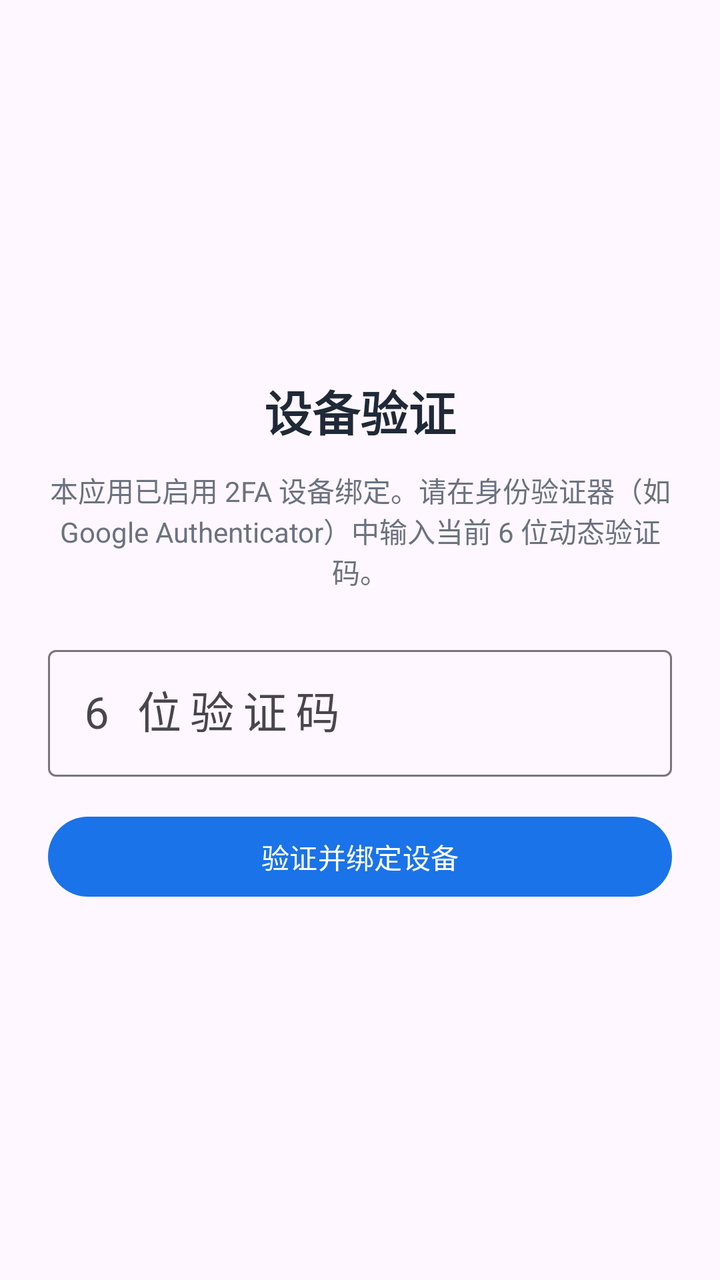
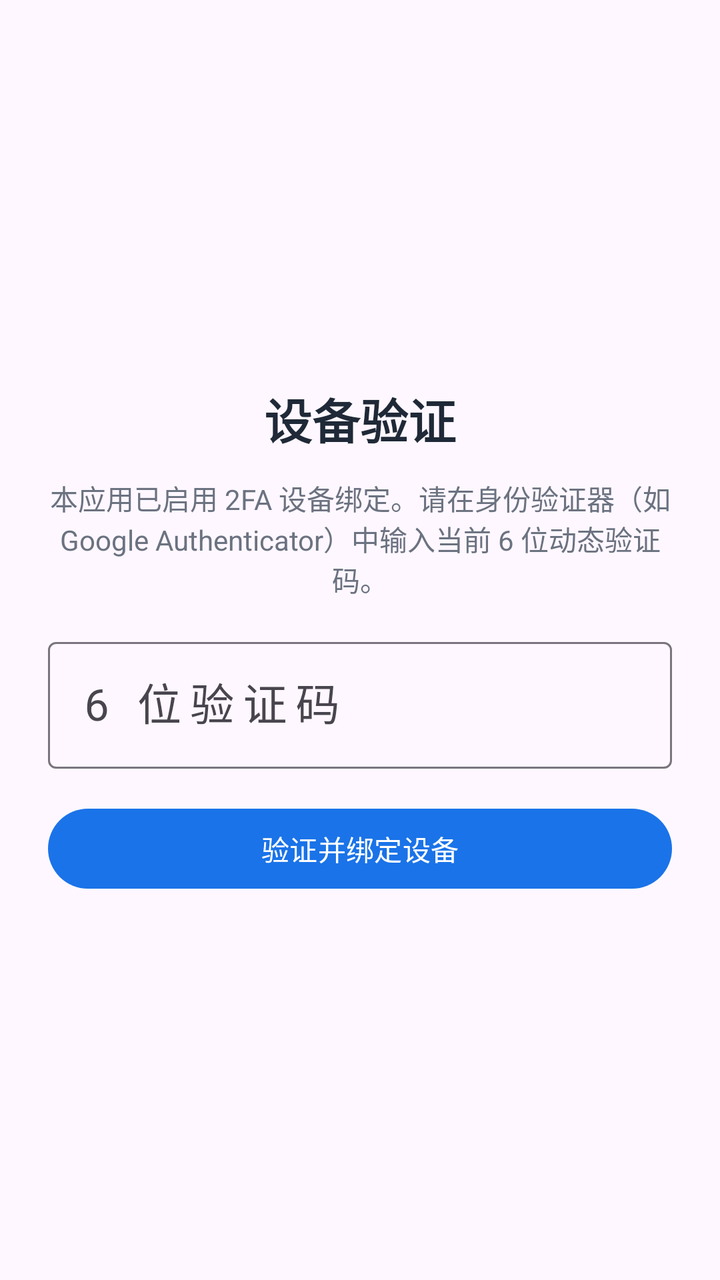

The first picture is an Android layout as it rendered before a commit; the second is the same layout after the commit. The layout source and the unified diff follow.
<!-- AndroidManifest.xml: activity theme Theme.QWeExam.Light -->
<!-- res/layout/activity_auth.xml -->
<?xml version="1.0" encoding="utf-8"?>
<LinearLayout xmlns:android="http://schemas.android.com/apk/res/android"
    xmlns:app="http://schemas.android.com/apk/res-auto"
    xmlns:tools="http://schemas.android.com/tools"
    android:layout_width="match_parent"
    android:layout_height="match_parent"
    android:gravity="center"
    android:orientation="vertical"
    android:padding="24dp"
    tools:context=".ui.AuthActivity">

    <TextView
        android:layout_width="wrap_content"
        android:layout_height="wrap_content"
        android:text="@string/auth_title"
        android:textColor="#1F2937"
        android:textSize="24sp"
        android:textStyle="bold" />

    <TextView
        android:layout_width="wrap_content"
        android:layout_height="wrap_content"
        android:layout_marginTop="12dp"
        android:gravity="center"
        android:text="@string/auth_hint"
        android:textColor="#6B7280"
        android:textSize="14sp" />

    <com.google.android.material.textfield.TextInputLayout
        android:layout_width="match_parent"
        android:layout_height="wrap_content"
        android:layout_marginTop="24dp"
        android:hint="@string/auth_code_hint"
        app:boxBackgroundMode="outline">

        <com.google.android.material.textfield.TextInputEditText
            android:id="@+id/etCode"
            android:layout_width="match_parent"
            android:layout_height="wrap_content"
            android:inputType="number"
            android:maxLength="6"
            android:textSize="22sp"
            android:letterSpacing="0.2" />
    </com.google.android.material.textfield.TextInputLayout>

    <Button
        android:id="@+id/btnVerify"
        android:layout_width="match_parent"
        android:layout_height="wrap_content"
        android:layout_marginTop="16dp"
        android:text="@string/auth_verify" />

</LinearLayout>
<!-- resources referenced by this layout -->
<resources>
  <string name="auth_code_hint">6 位验证码</string>
  <string name="auth_hint">本应用已启用 2FA 设备绑定。请在身份验证器（如 Google Authenticator）中输入当前 6 位动态验证码。</string>
  <string name="auth_title">设备验证</string>
  <string name="auth_verify">验证并绑定设备</string>
  <style name="Theme.QWeExam.Light" parent="Theme.Material3.Light.NoActionBar">
          <item name="colorPrimary">@color/qwe_primary</item>
          <item name="colorOnPrimary">#FFFFFF</item>
          <item name="colorSecondary">@color/qwe_accent</item>
          <item name="android:windowLightStatusBar">true</item>
          <item name="android:statusBarColor">#FFFFFF</item>
      </style>
  <color name="qwe_primary">#1A73E8</color>
  <color name="qwe_accent">#E8710A</color>
</resources>

<!-- the commit's change to res/layout/activity_auth.xml (unified diff, before → after) -->
@@ -18,6 +18,7 @@
         android:textStyle="bold" />
 
     <TextView
+        android:id="@+id/tvHint"
         android:layout_width="wrap_content"
         android:layout_height="wrap_content"
         android:layout_marginTop="12dp"
@@ -27,9 +28,27 @@
         android:textSize="14sp" />
 
     <com.google.android.material.textfield.TextInputLayout
+        android:id="@+id/secretLayout"
         android:layout_width="match_parent"
         android:layout_height="wrap_content"
-        android:layout_marginTop="24dp"
+        android:layout_marginTop="20dp"
+        android:hint="@string/auth_secret_hint"
+        android:visibility="gone"
+        app:boxBackgroundMode="outline">
+
+        <com.google.android.material.textfield.TextInputEditText
+            android:id="@+id/etSecret"
+            android:layout_width="match_parent"
+            android:layout_height="wrap_content"
+            android:inputType="textVisiblePassword"
+            android:maxLines="1"
+            android:textSize="16sp" />
+    </com.google.android.material.textfield.TextInputLayout>
+
+    <com.google.android.material.textfield.TextInputLayout
+        android:layout_width="match_parent"
+        android:layout_height="wrap_content"
+        android:layout_marginTop="16dp"
         android:hint="@string/auth_code_hint"
         app:boxBackgroundMode="outline">
 
<!-- resource entries referenced after the edit -->
@@ -2,6 +2,7 @@
 <resources>
   <string name="auth_code_hint">6 位验证码</string>
   <string name="auth_hint">本应用已启用 2FA 设备绑定。请在身份验证器（如 Google Authenticator）中输入当前 6 位动态验证码。</string>
+  <string name="auth_secret_hint">2FA 密钥（BASE32）</string>
   <string name="auth_title">设备验证</string>
   <string name="auth_verify">验证并绑定设备</string>
   <style name="Theme.QWeExam.Light" parent="Theme.Material3.Light.NoActionBar">
